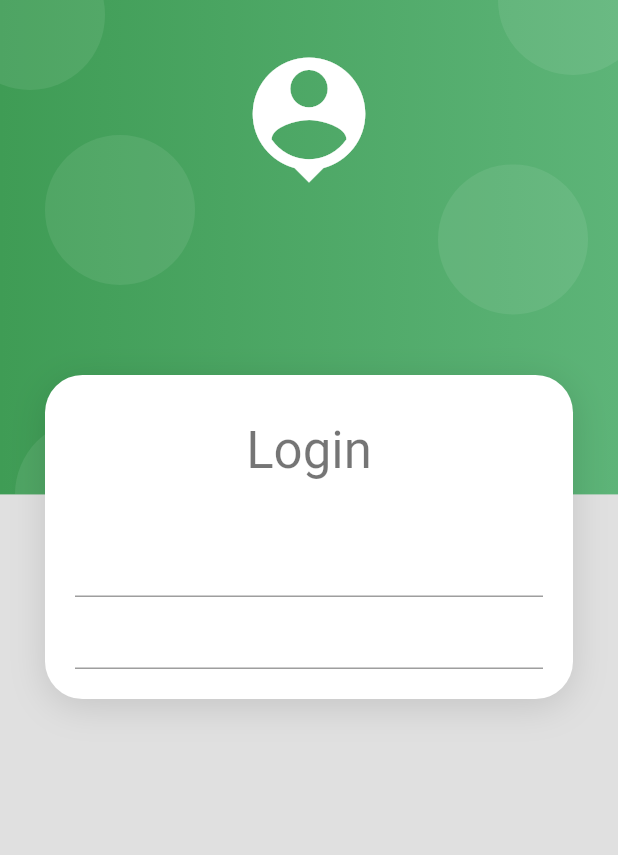
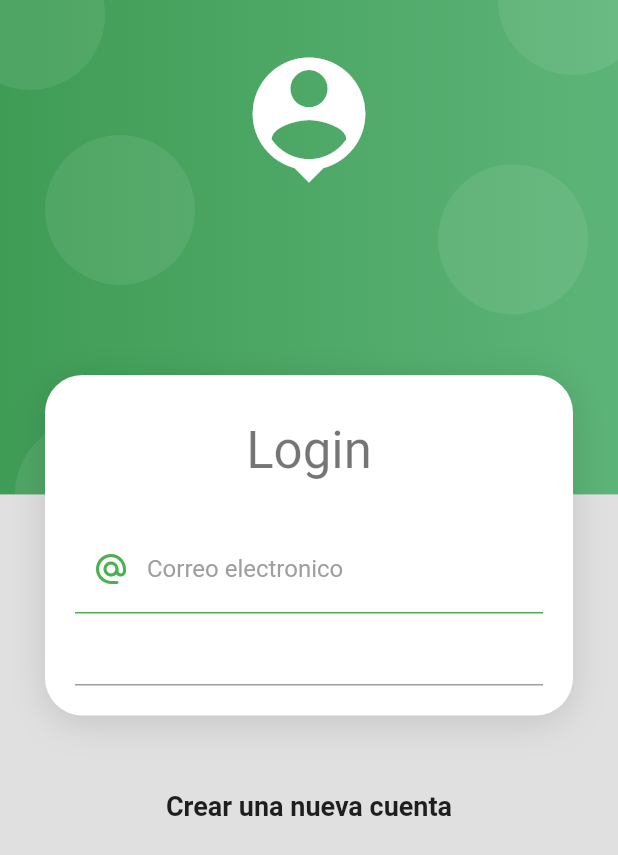
Before and after one commit to MiguelAngelRamos/FormulariosFlutter, a Flutter app: the screen it shows after launch, on a phone screen of 412 x 824 dp. Shown: the top 855 px of the screen. Run offline on Flutter 3.47's test engine with Material 2 defaults, Android fonts, the phone set to English and light mode, and no system bars.

Commit message:
style decorations input

```diff
--- a/lib/pages/login_page_context.dart
+++ b/lib/pages/login_page_context.dart
@@ -1,5 +1,5 @@
 import 'package:flutter/material.dart';
-import 'package:flutter/services.dart';
+import 'package:formularioapp/ui/styledecorations_input.dart';
 import 'package:formularioapp/widgets/card_container.dart';
 import 'package:formularioapp/widgets/widgets.dart';
 
@@ -25,8 +25,10 @@ class LoginPageContext extends StatelessWidget {
                     _LoginForm()
                   ]
                 ),
-              )
-
+              ),
+              const SizedBox(height: 50),
+              const Text('Crear una nueva cuenta', style: TextStyle(fontSize: 18, fontWeight: FontWeight.bold)),
+              const SizedBox(height: 50),
             ],
           ),
         ),
@@ -44,11 +46,16 @@ class _LoginForm extends StatelessWidget {
   Widget build(BuildContext context) {
     return Container(
       child: Form(
-        autovalidateMode: AutovalidateMode.onUserInteraction,
+        autovalidateMode: AutovalidateMode.onUserInteraction, //* valida a medida que el usuario va escribiendo
         child: Column(
           children: [
             TextFormField(
               keyboardType: TextInputType.emailAddress,
+              decoration: StyleDecorationsInput.loginInputDecoration(
+                hintextArgs: 'example@correo.com',
+                labelTextArgs: 'Correo electronico',
+                prefixIconArgs: Icons.alternate_email_rounded
+              ),
               validator: (value) {
                 String pattern = r'^(([^<>()[\]\\.,;:\s@\"]+(\.[^<>()[\]\\.,;:\s@\"]+)*)|(\".+\"))@((\[[0-9]{1,3}\.[0-9]{1,3}\.[0-9]{1,3}\.[0-9]{1,3}\])|(([a-zA-Z\-0-9]+\.)+[a-zA-Z]{2,}))$';
 
@@ -58,7 +65,9 @@ class _LoginForm extends StatelessWidget {
                 return regExp.hasMatch(value ?? '') ? null: 'Lo ingresado no es correo electronico';
               },
             ),
-            TextFormField(),
+            TextFormField(
+
+            ),
           ],
         ),
       ),
--- /dev/null
+++ b/lib/ui/styledecorations_input.dart
@@ -0,0 +1,20 @@
+import 'package:flutter/material.dart';
+
+abstract class StyleDecorationsInput {
+  //* esta clase va tener propiedades estaticas
+
+  static InputDecoration loginInputDecoration({ required String hintextArgs, required String labelTextArgs, IconData? prefixIconArgs}) {
+    return InputDecoration(
+      enabledBorder: const UnderlineInputBorder(
+        borderSide: BorderSide(color: Colors.green),
+      ),
+      focusedBorder: const UnderlineInputBorder(
+        borderSide: BorderSide(color: Colors.green, width: 1)
+      ),
+      hintText: hintextArgs,
+      labelText: labelTextArgs,
+      labelStyle: const TextStyle(color: Colors.grey),
+      prefixIcon: prefixIconArgs != null ? Icon(prefixIconArgs, color: Colors.green): null
+    );
+  }
+}
```
